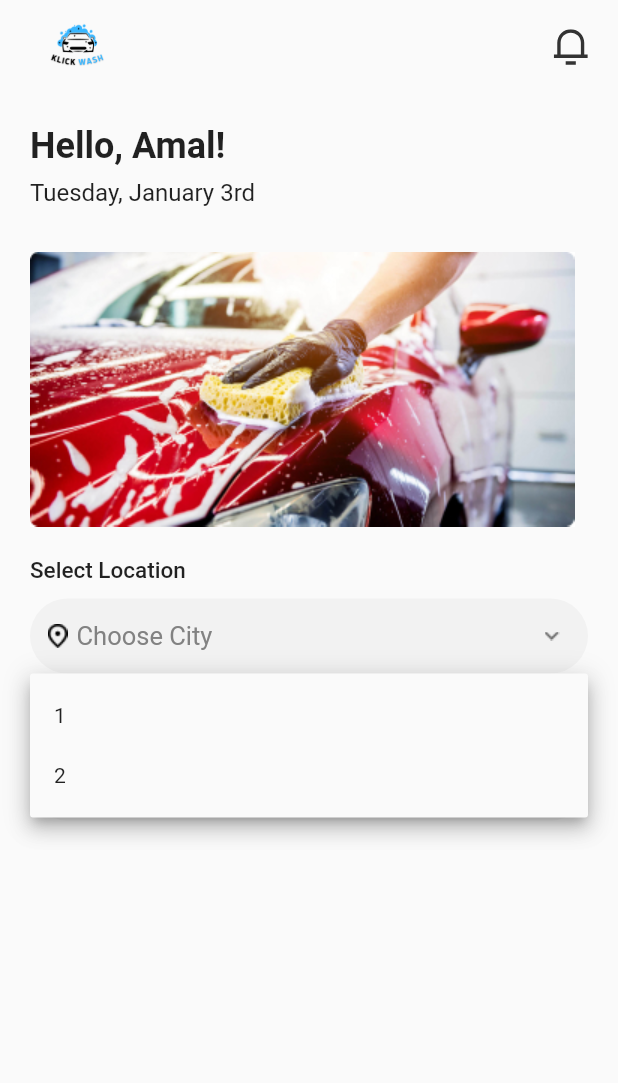
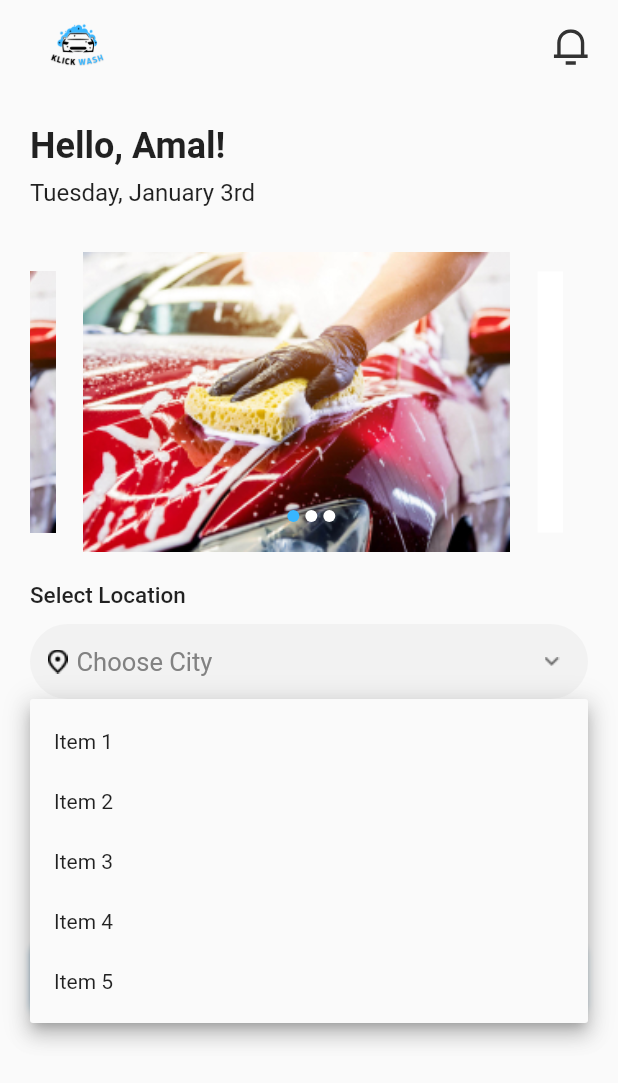
Before and after one commit to huzaifaa786/klicks_app, a Flutter app: the screen it shows after launch, after a tap on "Choose City", on a phone screen of 412 x 824 dp. Shown: the top 1083 px of the screen. Run offline on Flutter 3.47's test engine with Material 2 defaults, Android fonts, the light colour scheme and no system bars; drawn by our look-alikes of carousel_slider, dropdown_button2; our stand-ins replace flutter_svg; Roboto replaces fonts that are missing (poppins).

Commit message:
Adil, 11/1/2023

```diff
--- a/lib/main/main_screen.dart
+++ b/lib/main/main_screen.dart
@@ -1,6 +1,11 @@
+// ignore_for_file: prefer_const_constructors
+
+import 'package:carousel_slider/carousel_slider.dart';
 import 'package:flutter/material.dart';
+import 'package:klicks_app/static/button.dart';
 import 'package:klicks_app/static/dropdown.dart';
 import 'package:klicks_app/static/topbar.dart';
+import 'package:klicks_app/values/colors.dart';
 
 class MainScreen extends StatefulWidget {
   const MainScreen({super.key});
@@ -10,6 +15,21 @@
 }
 
 class _MainScreenState extends State<MainScreen> {
+  String? cityvalue;
+  String? mallValue;
+  int _current = 0;
+  var items = [
+    'Item 1',
+    'Item 2',
+    'Item 3',
+    'Item 4',
+    'Item 5',
+  ];
+  final List<String> imgList = [
+    'assets/images/car_wash.jpg',
+    'assets/images/logo1.png',
+    'assets/images/car_wash.jpg',
+  ];
   @override
   Widget build(BuildContext context) {
     return Scaffold(
@@ -18,16 +38,16 @@
           padding: const EdgeInsets.only(left: 20, right: 20),
           child: Column(
             crossAxisAlignment: CrossAxisAlignment.start,
-            children: const [
+            children: [
               Topbar(),
               Padding(
                 padding: EdgeInsets.only(top: 20, bottom: 8),
                 child: Text(
                   "Hello, Amal!",
                   style: TextStyle(
-                    fontWeight: FontWeight.w600,
-                    fontSize: 24,
-                  ),
+                      fontWeight: FontWeight.w600,
+                      fontSize: 24,
+                      fontFamily: 'poppins'),
                 ),
               ),
               Text(
@@ -38,11 +58,59 @@
                 ),
               ),
               Padding(
-                padding: EdgeInsets.only(top: 30),
-                child: Image(
-                  image: AssetImage(
-                    'assets/images/car_wash.jpg',
-                  ),
+                padding: const EdgeInsets.only(top: 30),
+                child: Stack(
+                  children: [
+                    SizedBox(
+                      height: 200,
+                      child: CarouselSlider(
+                        options: CarouselOptions(
+                          autoPlay: true,
+                          enlargeCenterPage: true,
+                          onPageChanged: (index, reason) {
+                            setState(() {
+                              _current = index;
+                            });
+                          },
+                        ),
+                        items: imgList.map((i) {
+                          return Builder(
+                            builder: (BuildContext context) {
+                              return Container(
+                                width: MediaQuery.of(context).size.width,
+                                decoration: BoxDecoration(
+                                  color: Colors.white,
+                                ),
+                                child: Image.asset(
+                                  i,
+                                  fit: BoxFit.cover,
+                                ),
+                              );
+                            },
+                          );
+                        }).toList(),
+                      ),
+                    ),
+                    Positioned(
+                      bottom: 10,
+                      right: 150,
+                      child: Row(
+                        children: [1, 2, 3]
+                            .map((i) => Container(
+                                  width: 8.0,
+                                  height: 8.0,
+                                  margin: const EdgeInsets.symmetric(
+                                      vertical: 10.0, horizontal: 2.0),
+                                  decoration: BoxDecoration(
+                                      shape: BoxShape.circle,
+                                      color: _current == i - 1
+                                          ? mainColor
+                                          : Colors.white),
+                                ))
+                            .toList(),
+                      ),
+                    )
+                  ],
                 ),
               ),
               Padding(
@@ -57,10 +125,15 @@
               ),
               DropdownField(
                 imageIcon: 'assets/images/location.png',
-                // selectedvalue: '',
+                selectedvalue: cityvalue,
                 text: "Choose City",
-                items: ["1", "2"],
+                items: items,
                 icon: ImageIcon(AssetImage('assets/images/drop_arrow.png')),
+                onChange: (val) {
+                  setState(() {
+                    cityvalue = val;
+                  });
+                },
               ),
               Padding(
                 padding: EdgeInsets.only(top: 20.0),
@@ -74,10 +147,21 @@
               ),
               DropdownField(
                 imageIcon: 'assets/images/mall.png',
-                // selectedvalue: '',
+                selectedvalue: mallValue,
                 text: "Choose Mall",
-                items: ["1", "2"],
+                items: items,
                 icon: ImageIcon(AssetImage('assets/images/drop_arrow.png')),
+                onChange: (val) {
+                  setState(() {
+                    mallValue = val;
+                  });
+                },
+              ),
+              Padding(padding: EdgeInsets.only(top: 60)),
+              LargeButton(
+                title: "Submit",
+                onPressed: () {},
+                textcolor: Colors.white,
               )
             ],
           ),
--- /dev/null
+++ b/lib/static/button.dart
@@ -0,0 +1,59 @@
+// ignore_for_file: prefer_typing_uninitialized_variables
+
+import 'package:flutter/material.dart';
+import 'package:klicks_app/values/colors.dart';
+
+class LargeButton extends StatelessWidget {
+  const LargeButton(
+      {Key? key,
+      @required this.title,
+      @required this.onPressed,
+      this.text,
+      this.textcolor,
+      this.icon,
+      this.buttonWidth = 0.8,
+      this.sreenRatio = 0.9,
+      this.color = mainColor})
+      : super(key: key);
+
+  final title;
+  final onPressed;
+  final sreenRatio;
+  final color;
+  final text;
+  final textcolor;
+  final icon;
+  final buttonWidth;
+  @override
+  Widget build(BuildContext context) {
+    return SizedBox(
+      width: MediaQuery.of(context).size.width * sreenRatio,
+      height: 50,
+
+      child: ElevatedButton(
+        onPressed: onPressed,
+        style: ElevatedButton.styleFrom(
+          primary: color,
+          shadowColor: mainColor,
+          shape: const RoundedRectangleBorder(
+            borderRadius: BorderRadius.all(Radius.circular(10)),
+          ),
+        ),
+        child: Row(
+          mainAxisAlignment: MainAxisAlignment.center,
+          children: [
+            Text(
+              title,
+              style: TextStyle(
+                color: textcolor,
+                // fontFamily: 'Opensans',
+                fontSize: 16,
+                fontWeight: FontWeight.w600,
+              ),
+            ),
+          ],
+        ),
+      ),
+    );
+  }
+}
--- a/pubspec.yaml
+++ b/pubspec.yaml
@@ -38,6 +38,7 @@
   cupertino_icons: ^1.0.2
   flutter_svg: ^1.1.6
   dropdown_button2: ^1.9.2
+  carousel_slider: ^4.2.1
 
 dev_dependencies:
   flutter_test:
```
Also changed, not shown: pubspec.lock.
